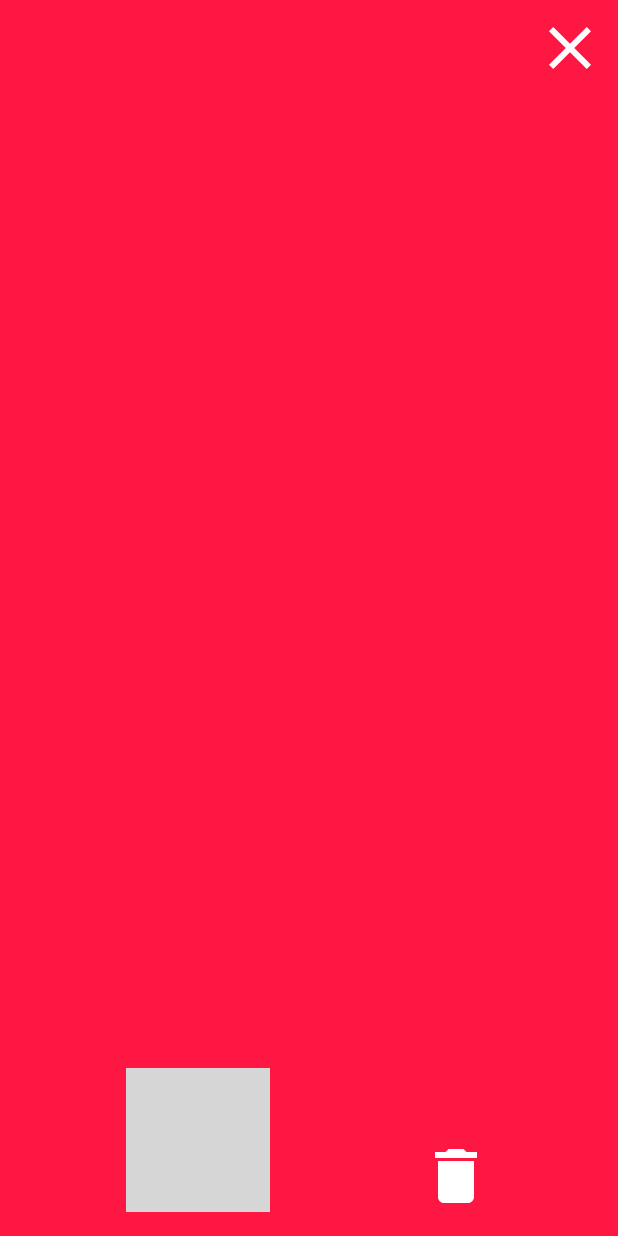
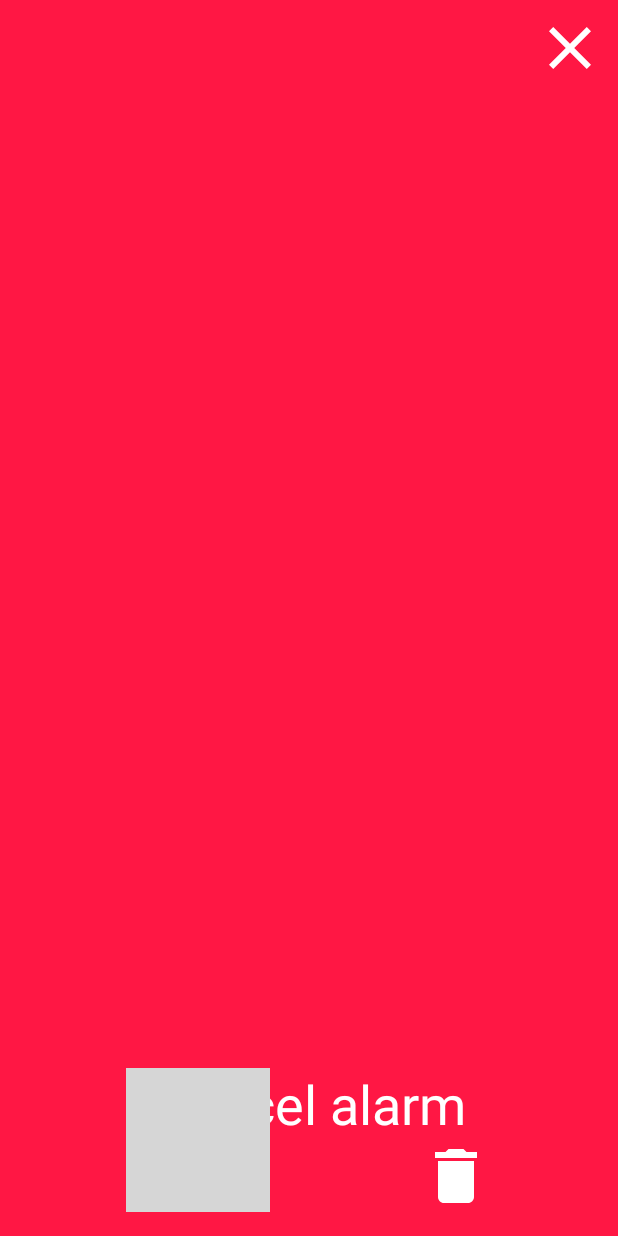
Before and after one commit to r0shka/Remind-Me, an Android app: the DetailsFragment screen opened through its navigation route, on a phone screen of 412 x 824 dp. Run offline under Robolectric (Android 15) with nearby library versions, the phone set to English and light mode, and no system bars; our stand-ins replace Room's generated code, paging; libraries missing offline, so code that uses them is left out: androidx.paging; 9 statements that could not run were skipped; grey boxes are pictures that could not be loaded.

Commit message:
small fixes

```diff
--- a/app/src/main/java/com/example/videoreminder/AlarmReceiver.java
+++ b/app/src/main/java/com/example/videoreminder/AlarmReceiver.java
@@ -30,7 +30,6 @@ public class AlarmReceiver extends BroadcastReceiver {
     public void onReceive(Context context, Intent intent) {
         notificationManager = (NotificationManager)
                 context.getSystemService(Context.NOTIFICATION_SERVICE);
-
         taskId = intent.getLongExtra("taskId", 0);
         taskTitle = intent.getStringExtra("taskTitle");
         taskDescription = intent.getStringExtra("taskDescription");
@@ -46,8 +45,6 @@ public class AlarmReceiver extends BroadcastReceiver {
     private void deliverNotification(Context context) {
         // Create the content intent for the notification, which launches
         // this activity
-        Intent contentIntent = new Intent(context, MainActivity.class);
-
         Bundle bundle = new Bundle();
         bundle.putLong("id", taskId);
         PendingIntent deeplinkPendingIntent = new NavDeepLinkBuilder(context)
--- a/app/src/main/java/com/example/videoreminder/db/TaskRoomDatabase.java
+++ b/app/src/main/java/com/example/videoreminder/db/TaskRoomDatabase.java
@@ -12,7 +12,7 @@ import androidx.sqlite.db.SupportSQLiteDatabase;
 import com.example.videoreminder.db.dao.TaskDao;
 import com.example.videoreminder.db.entity.Task;
 
-@Database(entities = {Task.class}, version = 8, exportSchema = false)
+@Database(entities = {Task.class}, version = 9, exportSchema = false)
 public abstract class TaskRoomDatabase extends RoomDatabase {
 
     private static TaskRoomDatabase INSTANCE;
--- a/app/src/main/java/com/example/videoreminder/db/entity/Task.java
+++ b/app/src/main/java/com/example/videoreminder/db/entity/Task.java
@@ -24,17 +24,20 @@ public class Task {
     @NonNull
     private String title;
 
+    @ColumnInfo(name = "isActive")
+    private boolean isActive;
+
     @ColumnInfo(name = "description")
     private String description;
 
     @ColumnInfo(name = "color")
     private int backgroundColor;
 
-
     public Task(@NonNull String title, String description, int backgroundColor){
         this.title = title;
         this.description = description;
         this.backgroundColor = backgroundColor;
+        this.isActive = true;
     }
 
     @NonNull
@@ -46,17 +49,13 @@ public class Task {
         return this.description;
     }
 
-    public int getBackgroundColor() { return backgroundColor;
-    }
+    public int getBackgroundColor(){ return backgroundColor; }
 
-    public void setId(long id) {
-        this.id = id;
-    }
+    public void setId(long id){ this.id = id; }
 
     public long getId() {
         return id;
     }
-
 
     // use for ordering the items in view
     public static DiffUtil.ItemCallback<Task> DIFF_CALLBACK = new DiffUtil.ItemCallback<Task>() {
@@ -73,4 +72,11 @@ public class Task {
         }
     };
 
+    public boolean isActive() {
+        return isActive;
+    }
+
+    public void setActive(boolean active) {
+        isActive = active;
+    }
 }
--- a/app/src/main/java/com/example/videoreminder/ui/dialogs/TimePickerFragment.java
+++ b/app/src/main/java/com/example/videoreminder/ui/dialogs/TimePickerFragment.java
@@ -31,14 +31,12 @@ public class TimePickerFragment extends DialogFragment implements TimePickerDial
 
 
     public TimePickerFragment() {
-        // Required empty public constructor
     }
 
 
     @Override
     public View onCreateView(LayoutInflater inflater, ViewGroup container,
                              Bundle savedInstanceState) {
-        // Inflate the layout for this fragment
         return inflater.inflate(R.layout.fragment_time_picker, container, false);
     }
 
--- a/app/src/main/res/layout/fragment_details.xml
+++ b/app/src/main/res/layout/fragment_details.xml
@@ -67,4 +67,15 @@
         app:layout_constraintTop_toBottomOf="@+id/task_details_title"
         tools:text="Task description" />
 
+    <TextView
+        android:id="@+id/task_details_cancel_alarm"
+        android:layout_width="wrap_content"
+        android:layout_height="wrap_content"
+        android:text="Cancel alarm"
+        android:textSize="36sp"
+        android:textColor="@android:color/white"
+        app:layout_constraintBottom_toTopOf="@+id/task_details_delete"
+        app:layout_constraintEnd_toEndOf="parent"
+        app:layout_constraintStart_toStartOf="parent" />
+
 </androidx.constraintlayout.widget.ConstraintLayout>
--- a/app/src/main/res/navigation/nav_graph.xml
+++ b/app/src/main/res/navigation/nav_graph.xml
@@ -17,8 +17,7 @@
             app:enterAnim="@anim/nav_default_enter_anim"
             app:exitAnim="@anim/nav_default_exit_anim"
             app:popEnterAnim="@anim/nav_default_pop_enter_anim"
-            app:popExitAnim="@anim/nav_default_pop_exit_anim"
-            app:popUpTo="@+id/mainFragment" />
+            app:popExitAnim="@anim/nav_default_pop_exit_anim" />
         <action
             android:id="@+id/action_mainFragment_to_newTaskFragment"
             app:destination="@id/newTaskFragment"
@@ -35,11 +34,7 @@
         tools:layout="@layout/fragment_details" >
         <action
             android:id="@+id/action_detailsFragment_to_mainFragment"
-            app:destination="@id/mainFragment"
-            app:enterAnim="@anim/nav_default_enter_anim"
-            app:exitAnim="@anim/nav_default_exit_anim"
-            app:popEnterAnim="@anim/nav_default_pop_enter_anim"
-            app:popExitAnim="@anim/nav_default_pop_exit_anim" />
+            app:destination="@id/mainFragment" />
     </fragment>
     <fragment
         android:id="@+id/newTaskFragment"
--- a/app/src/main/res/values/strings.xml
+++ b/app/src/main/res/values/strings.xml
@@ -8,7 +8,5 @@
         <item>Once</item>
         <item>Daily</item>
         <item>Weekly</item>
-        <item>Monthly</item>
-        <item>Yearly</item>
     </string-array>
 </resources>
```
Also changed, not shown: app/src/main/java/com/example/videoreminder/ui/DetailsFragment.java (+18 -0 lines), app/src/main/java/com/example/videoreminder/ui/SetReminderFragment.java (+6 -8 lines).
